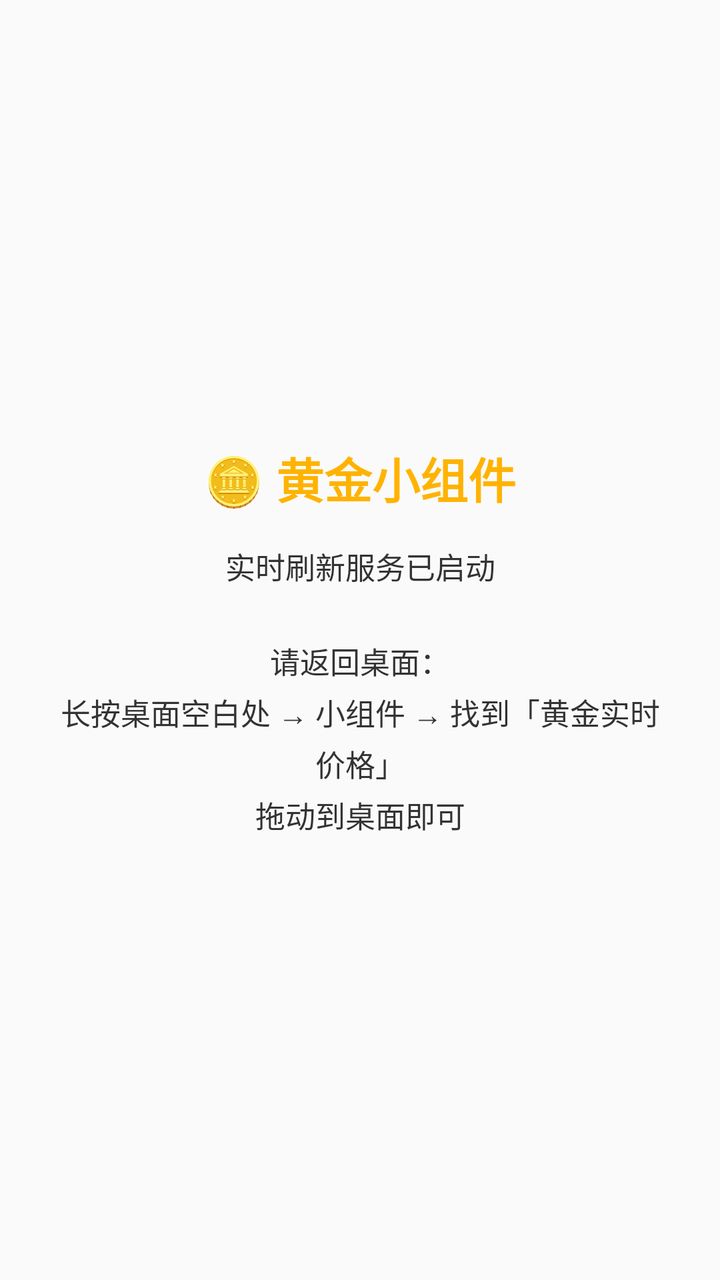
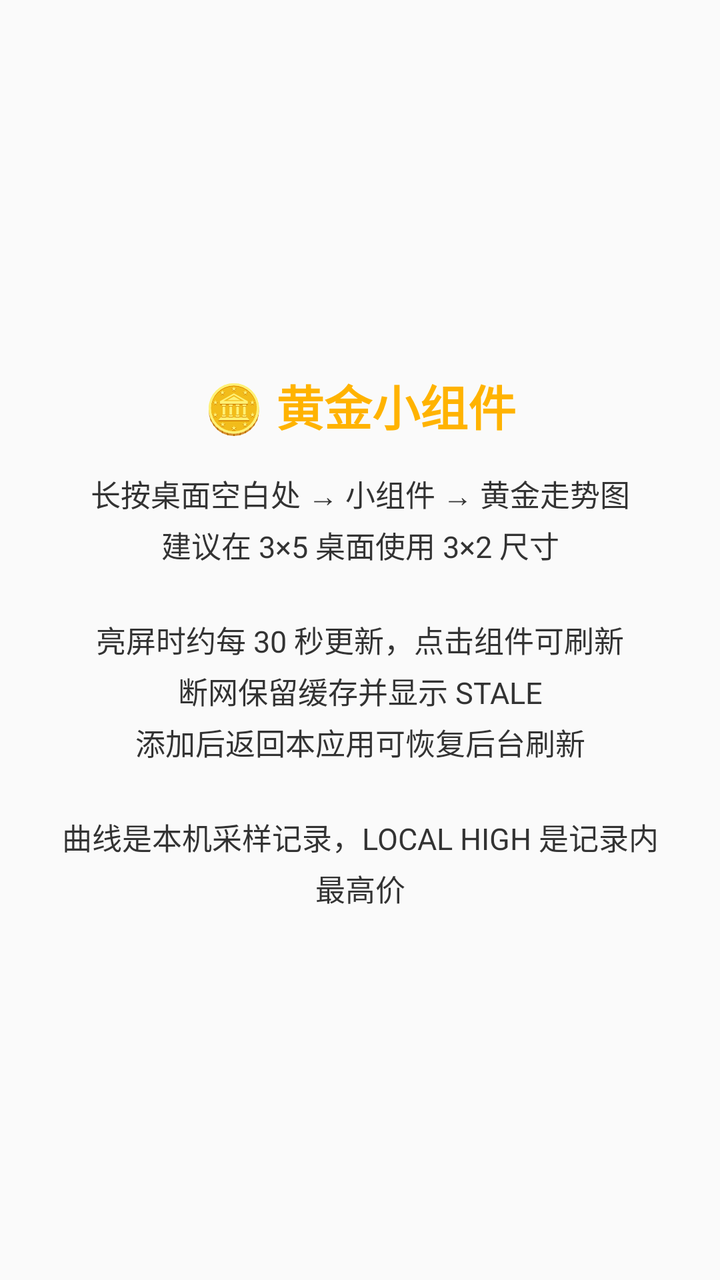

The first picture is an Android layout as it rendered before a commit; the second is the same layout after the commit. The layout source and the unified diff follow.
<!-- AndroidManifest.xml: activity theme Theme.GoldWidget -->
<!-- res/layout/activity_main.xml -->
<?xml version="1.0" encoding="utf-8"?>
<LinearLayout xmlns:android="http://schemas.android.com/apk/res/android"
    android:layout_width="match_parent"
    android:layout_height="match_parent"
    android:orientation="vertical"
    android:gravity="center"
    android:padding="24dp">

    <TextView
        android:layout_width="wrap_content"
        android:layout_height="wrap_content"
        android:text="🪙 黄金小组件"
        android:textSize="24sp"
        android:textStyle="bold"
        android:textColor="#FFB300" />

    <TextView
        android:layout_width="wrap_content"
        android:layout_height="wrap_content"
        android:layout_marginTop="16dp"
        android:gravity="center"
        android:text="实时刷新服务已启动\n\n请返回桌面：\n长按桌面空白处 → 小组件 → 找到「黄金实时价格」\n拖动到桌面即可"
        android:textSize="15sp"
        android:lineSpacingExtra="4dp"
        android:textColor="#333333" />
</LinearLayout>
<!-- resources referenced by this layout -->
<resources>
  <style name="Theme.GoldWidget" parent="Theme.AppCompat.Light.NoActionBar" />
</resources>

<!-- the commit's change to res/layout/activity_main.xml (unified diff, before → after) -->
@@ -19,7 +19,7 @@
         android:layout_height="wrap_content"
         android:layout_marginTop="16dp"
         android:gravity="center"
-        android:text="实时刷新服务已启动\n\n请返回桌面：\n长按桌面空白处 → 小组件 → 找到「黄金实时价格」\n拖动到桌面即可"
+        android:text="长按桌面空白处 → 小组件 → 黄金走势图\n建议在 3×5 桌面使用 3×2 尺寸\n\n亮屏时约每 30 秒更新，点击组件可刷新\n断网保留缓存并显示 STALE\n添加后返回本应用可恢复后台刷新\n\n曲线是本机采样记录，LOCAL HIGH 是记录内最高价"
         android:textSize="15sp"
         android:lineSpacingExtra="4dp"
         android:textColor="#333333" />
